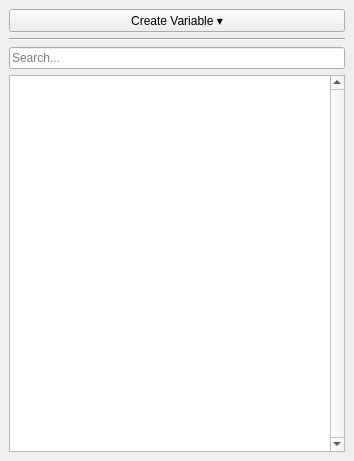
Above: dev/Gems/ScriptCanvas/Code/Editor/View/Widgets/VariablePanel/VariableDockWidget.ui from aws/lumberyard before the change. Below: the same form after it.
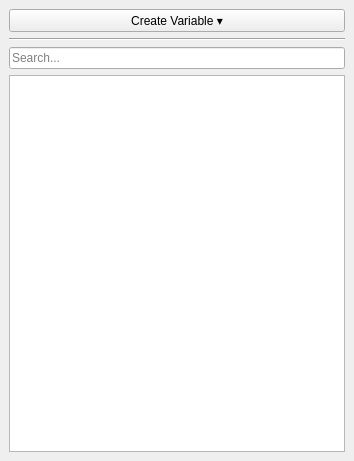
That is the form after the change. Custom widgets are drawn as their Qt base class.

Diff of the .ui file:
```diff
--- a/dev/Gems/ScriptCanvas/Code/Editor/View/Widgets/VariablePanel/VariableDockWidget.ui
+++ b/dev/Gems/ScriptCanvas/Code/Editor/View/Widgets/VariablePanel/VariableDockWidget.ui
@@ -15,36 +15,6 @@
   </property>
   <widget class="QWidget" name="dockWidgetContents">
    <layout class="QVBoxLayout" name="verticalLayout">
-    <property name="leftMargin">
-     <number>0</number>
-    </property>
-    <property name="topMargin">
-     <number>0</number>
-    </property>
-    <property name="rightMargin">
-     <number>0</number>
-    </property>
-    <property name="bottomMargin">
-     <number>0</number>
-    </property>
-    <item>
-     <widget class="QScrollArea" name="scrollArea">
-      <property name="frameShape">
-       <enum>QFrame::NoFrame</enum>
-      </property>
-      <property name="widgetResizable">
-       <bool>true</bool>
-      </property>
-      <widget class="QWidget" name="scrollAreaWidgetContents">
-       <property name="geometry">
-        <rect>
-         <x>0</x>
-         <y>0</y>
-         <width>354</width>
-         <height>439</height>
-        </rect>
-       </property>
-       <layout class="QVBoxLayout" name="verticalLayout_2">
         <item>
          <widget class="QPushButton" name="addButton">
           <property name="text">
@@ -93,9 +63,6 @@
             </property>
             <item>
              <widget class="ScriptCanvasEditor::GraphVariablesTableView" name="graphVariables">
-              <property name="verticalScrollBarPolicy">
-               <enum>Qt::ScrollBarAlwaysOn</enum>
-              </property>
               <property name="dragEnabled">
                <bool>true</bool>
               </property>
@@ -140,9 +107,6 @@
             </property>
             <item>
              <widget class="ScriptCanvasEditor::VariablePaletteTableView" name="variablePalette">
-              <property name="verticalScrollBarPolicy">
-               <enum>Qt::ScrollBarAlwaysOn</enum>
-              </property>
               <property name="alternatingRowColors">
                <bool>true</bool>
               </property>
@@ -158,10 +122,6 @@
               <attribute name="verticalHeaderVisible">
                <bool>false</bool>
               </attribute>
-             </widget>
-            </item>
-           </layout>
-          </widget>
          </widget>
         </item>
        </layout>
```
Lines whose indentation alone changed are shown as unchanged.
